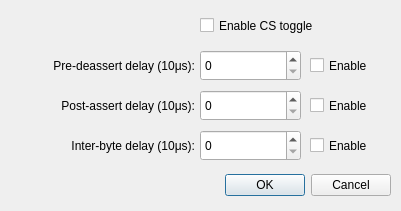
Qt form src/delaysdialog.ui (bloguetronica/cp2130-com) before a commit.
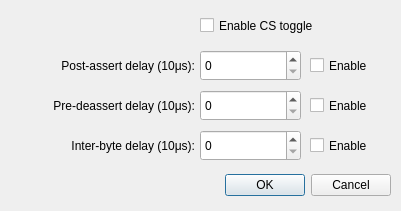
The same form after that commit. Icons and pictures are not drawn.

```diff
--- a/src/delaysdialog.ui
+++ b/src/delaysdialog.ui
@@ -72,19 +72,6 @@
    <property name="geometry">
     <rect>
      <x>310</x>
-     <y>55</y>
-     <width>81</width>
-     <height>21</height>
-    </rect>
-   </property>
-   <property name="text">
-    <string>Enable</string>
-   </property>
-  </widget>
-  <widget class="QCheckBox" name="checkBoxPostAssertDelay">
-   <property name="geometry">
-    <rect>
-     <x>310</x>
      <y>95</y>
      <width>81</width>
      <height>21</height>
@@ -94,6 +81,19 @@
     <string>Enable</string>
    </property>
   </widget>
+  <widget class="QCheckBox" name="checkBoxPostAssertDelay">
+   <property name="geometry">
+    <rect>
+     <x>310</x>
+     <y>55</y>
+     <width>81</width>
+     <height>21</height>
+    </rect>
+   </property>
+   <property name="text">
+    <string>Enable</string>
+   </property>
+  </widget>
   <widget class="QCheckBox" name="checkBoxInterByteDelay">
    <property name="geometry">
     <rect>
@@ -111,22 +111,6 @@
    <property name="geometry">
     <rect>
      <x>200</x>
-     <y>50</y>
-     <width>101</width>
-     <height>31</height>
-    </rect>
-   </property>
-   <property name="maximum">
-    <number>65535</number>
-   </property>
-   <property name="singleStep">
-    <number>1</number>
-   </property>
-  </widget>
-  <widget class="QSpinBox" name="spinBoxPostAssertDelay">
-   <property name="geometry">
-    <rect>
-     <x>200</x>
      <y>90</y>
      <width>101</width>
      <height>31</height>
@@ -139,6 +123,22 @@
     <number>1</number>
    </property>
   </widget>
+  <widget class="QSpinBox" name="spinBoxPostAssertDelay">
+   <property name="geometry">
+    <rect>
+     <x>200</x>
+     <y>50</y>
+     <width>101</width>
+     <height>31</height>
+    </rect>
+   </property>
+   <property name="maximum">
+    <number>65535</number>
+   </property>
+   <property name="singleStep">
+    <number>1</number>
+   </property>
+  </widget>
   <widget class="QSpinBox" name="spinBoxInterByteDelay">
    <property name="geometry">
     <rect>
@@ -159,7 +159,7 @@
    <property name="geometry">
     <rect>
      <x>10</x>
-     <y>57</y>
+     <y>97</y>
      <width>185</width>
      <height>17</height>
     </rect>
@@ -175,7 +175,7 @@
    <property name="geometry">
     <rect>
      <x>10</x>
-     <y>97</y>
+     <y>57</y>
      <width>185</width>
      <height>17</height>
     </rect>
```
